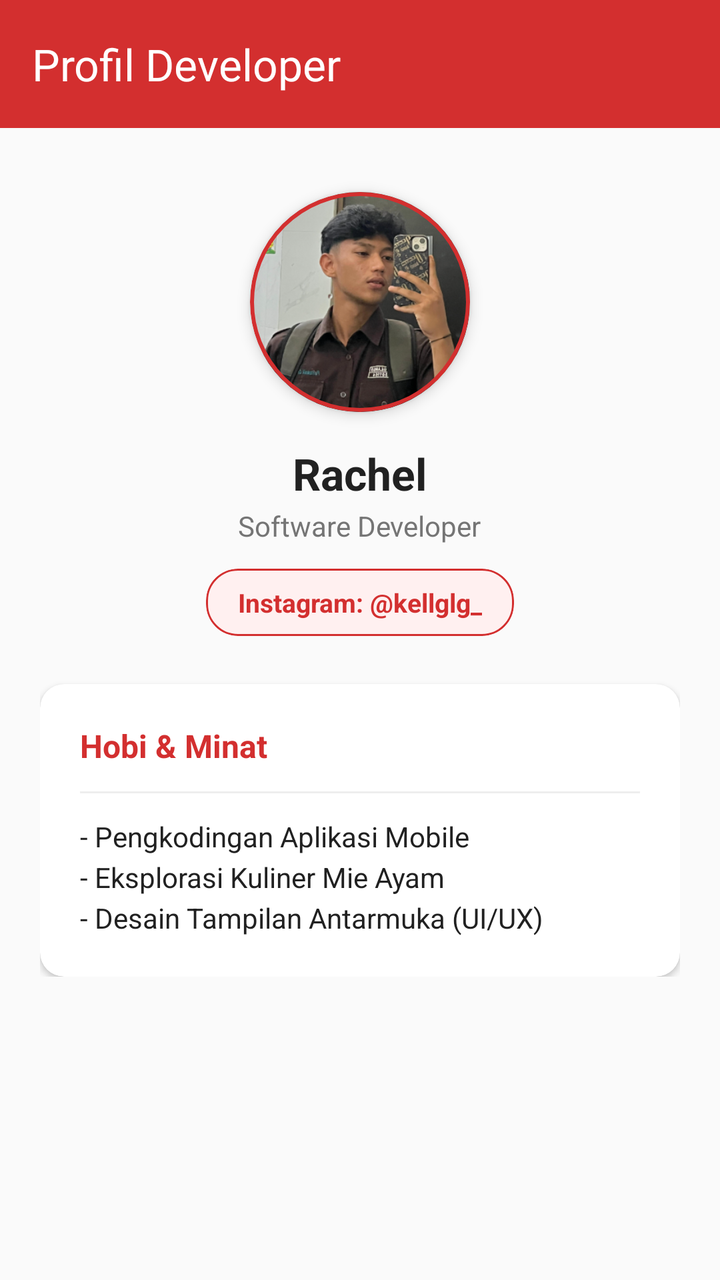
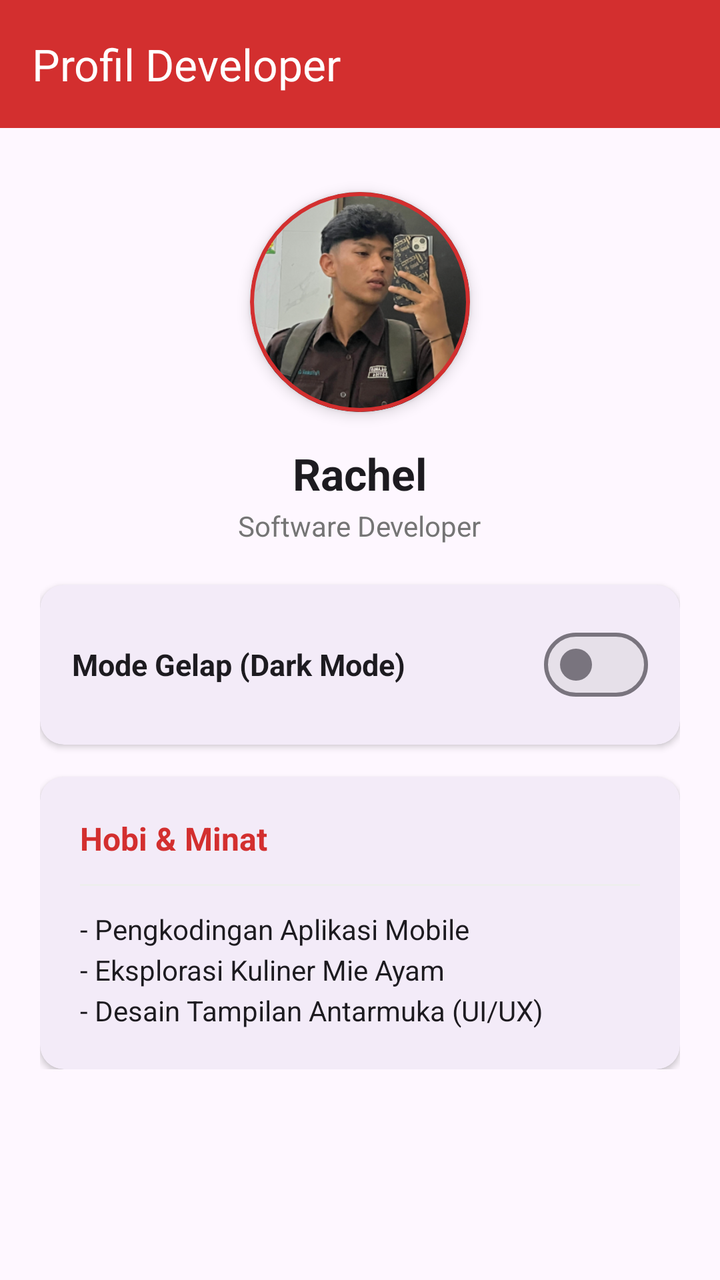

Two renders of the same Android screen: before a commit and after it. Below are the layout's source before the change and the commit's diff.
<!-- AndroidManifest.xml: application theme Theme.SnackRachel -->
<!-- res/layout/fragment_profile.xml -->
<?xml version="1.0" encoding="utf-8"?>
<LinearLayout xmlns:android="http://schemas.android.com/apk/res/android"
    xmlns:app="http://schemas.android.com/apk/res-auto"
    android:layout_width="match_parent"
    android:layout_height="match_parent"
    android:orientation="vertical"
    android:background="@color/background_light">

    
    <com.google.android.material.appbar.MaterialToolbar
        android:layout_width="match_parent"
        android:layout_height="?attr/actionBarSize"
        android:background="@color/primary_color"
        app:title="Profil Developer"
        app:titleTextColor="@android:color/white" />

    <ScrollView
        android:layout_width="match_parent"
        android:layout_height="match_parent"
        android:scrollbars="none">

        <LinearLayout
            android:layout_width="match_parent"
            android:layout_height="wrap_content"
            android:orientation="vertical"
            android:padding="20dp"
            android:gravity="center_horizontal">

            
            <com.google.android.material.card.MaterialCardView
                android:layout_width="110dp"
                android:layout_height="110dp"
                android:layout_marginTop="12dp"
                app:cardCornerRadius="55dp"
                app:cardElevation="4dp"
                app:strokeColor="@color/primary_color"
                app:strokeWidth="2dp">

                <ImageView
                    android:id="@+id/imgProfile"
                    android:layout_width="match_parent"
                    android:layout_height="match_parent"
                    android:src="@drawable/profile"
                    android:scaleType="centerCrop"
                    android:contentDescription="Foto Profil" />
            </com.google.android.material.card.MaterialCardView>

            
            <TextView
                android:layout_width="wrap_content"
                android:layout_height="wrap_content"
                android:text="Rachel"
                android:textSize="22sp"
                android:textStyle="bold"
                android:textColor="@color/text_dark"
                android:layout_marginTop="16dp" />

            <TextView
                android:layout_width="wrap_content"
                android:layout_height="wrap_content"
                android:text="Software Developer"
                android:textSize="14sp"
                android:textColor="#757575"
                android:layout_marginTop="2dp" />

            
            <com.google.android.material.card.MaterialCardView
                android:layout_width="wrap_content"
                android:layout_height="wrap_content"
                android:layout_marginTop="12dp"
                app:cardBackgroundColor="#FFF0F0"
                app:cardCornerRadius="16dp"
                app:cardElevation="0dp"
                app:strokeColor="@color/primary_color"
                app:strokeWidth="1dp">

                <TextView
                    android:layout_width="wrap_content"
                    android:layout_height="wrap_content"
                    android:text="Instagram: @kellglg_"
                    android:textSize="13sp"
                    android:textStyle="bold"
                    android:textColor="@color/primary_color"
                    android:paddingHorizontal="16dp"
                    android:paddingVertical="8dp" />
            </com.google.android.material.card.MaterialCardView>

            
            <com.google.android.material.card.MaterialCardView
                android:layout_width="match_parent"
                android:layout_height="wrap_content"
                android:layout_marginTop="24dp"
                app:cardBackgroundColor="@android:color/white"
                app:cardCornerRadius="12dp"
                app:cardElevation="2dp"
                app:strokeWidth="0dp">

                <LinearLayout
                    android:layout_width="match_parent"
                    android:layout_height="wrap_content"
                    android:orientation="vertical"
                    android:padding="20dp">

                    <TextView
                        android:layout_width="wrap_content"
                        android:layout_height="wrap_content"
                        android:text="Hobi &amp; Minat"
                        android:textSize="16sp"
                        android:textStyle="bold"
                        android:textColor="@color/primary_color" />

                    <View
                        android:layout_width="match_parent"
                        android:layout_height="1dp"
                        android:background="#EEEEEE"
                        android:layout_marginVertical="12dp" />

                    <TextView
                        android:layout_width="match_parent"
                        android:layout_height="wrap_content"
                        android:text="- Pengkodingan Aplikasi Mobile\n- Eksplorasi Kuliner Mie Ayam\n- Desain Tampilan Antarmuka (UI/UX)"
                        android:textSize="14sp"
                        android:textColor="@color/text_dark"
                        android:lineSpacingExtra="4dp" />

                </LinearLayout>
            </com.google.android.material.card.MaterialCardView>

        </LinearLayout>
    </ScrollView>
</LinearLayout>
<!-- resources referenced by this layout -->
<resources>
  <color name="background_light">#FAFAFA</color>
  <color name="primary_color">#D32F2F</color>
  <color name="text_dark">#212121</color>
  <!-- drawable profile: png bitmap (drawable, 137090 bytes) -->
  <style name="Theme.SnackRachel" parent="Base.Theme.SnackRachel" />
  <style name="Base.Theme.SnackRachel" parent="Theme.Material3.DayNight.NoActionBar">
          
          
      </style>
</resources>

<!-- the commit's change to res/layout/fragment_profile.xml (unified diff, before → after) -->
@@ -3,10 +3,8 @@
     xmlns:app="http://schemas.android.com/apk/res-auto"
     android:layout_width="match_parent"
     android:layout_height="match_parent"
-    android:orientation="vertical"
-    android:background="@color/background_light">
+    android:orientation="vertical">
 
-    
     <com.google.android.material.appbar.MaterialToolbar
         android:layout_width="match_parent"
         android:layout_height="?attr/actionBarSize"
@@ -26,7 +24,6 @@
             android:padding="20dp"
             android:gravity="center_horizontal">
 
-            
             <com.google.android.material.card.MaterialCardView
                 android:layout_width="110dp"
                 android:layout_height="110dp"
@@ -45,14 +42,13 @@
                     android:contentDescription="Foto Profil" />
             </com.google.android.material.card.MaterialCardView>
 
-            
             <TextView
                 android:layout_width="wrap_content"
                 android:layout_height="wrap_content"
                 android:text="Rachel"
                 android:textSize="22sp"
                 android:textStyle="bold"
-                android:textColor="@color/text_dark"
+                android:textColor="?attr/colorOnSurface"
                 android:layout_marginTop="16dp" />
 
             <TextView
@@ -65,32 +61,43 @@
 
             
             <com.google.android.material.card.MaterialCardView
-                android:layout_width="wrap_content"
+                android:layout_width="match_parent"
                 android:layout_height="wrap_content"
-                android:layout_marginTop="12dp"
-                app:cardBackgroundColor="#FFF0F0"
-                app:cardCornerRadius="16dp"
-                app:cardElevation="0dp"
-                app:strokeColor="@color/primary_color"
-                app:strokeWidth="1dp">
+                android:layout_marginTop="20dp"
+                app:cardBackgroundColor="?attr/colorSurface"
+                app:cardCornerRadius="12dp"
+                app:cardElevation="2dp"
+                app:strokeWidth="0dp">
 
-                <TextView
-                    android:layout_width="wrap_content"
+                <LinearLayout
+                    android:layout_width="match_parent"
                     android:layout_height="wrap_content"
-                    android:text="Instagram: @kellglg_"
-                    android:textSize="13sp"
-                    android:textStyle="bold"
-                    android:textColor="@color/primary_color"
-                    android:paddingHorizontal="16dp"
-                    android:paddingVertical="8dp" />
+                    android:orientation="horizontal"
+                    android:padding="16dp"
+                    android:gravity="center_vertical">
+
+                    <TextView
+                        android:layout_width="0dp"
+                        android:layout_height="wrap_content"
+                        android:layout_weight="1"
+                        android:text="Mode Gelap (Dark Mode)"
+                        android:textSize="15sp"
+                        android:textStyle="bold"
+                        android:textColor="?attr/colorOnSurface" />
+
+                    <com.google.android.material.materialswitch.MaterialSwitch
+                        android:id="@+id/switchDarkMode"
+                        android:layout_width="wrap_content"
+                        android:layout_height="wrap_content" />
+                </LinearLayout>
             </com.google.android.material.card.MaterialCardView>
 
             
             <com.google.android.material.card.MaterialCardView
                 android:layout_width="match_parent"
                 android:layout_height="wrap_content"
-                android:layout_marginTop="24dp"
-                app:cardBackgroundColor="@android:color/white"
+                android:layout_marginTop="16dp"
+                app:cardBackgroundColor="?attr/colorSurface"
                 app:cardCornerRadius="12dp"
                 app:cardElevation="2dp"
                 app:strokeWidth="0dp">
@@ -120,7 +127,7 @@
                         android:layout_height="wrap_content"
                         android:text="- Pengkodingan Aplikasi Mobile\n- Eksplorasi Kuliner Mie Ayam\n- Desain Tampilan Antarmuka (UI/UX)"
                         android:textSize="14sp"
-                        android:textColor="@color/text_dark"
+                        android:textColor="?attr/colorOnSurface"
                         android:lineSpacingExtra="4dp" />
 
                 </LinearLayout>
<!-- resource entries referenced after the edit -->
@@ -1,8 +1,6 @@
 <!-- resources referenced by this layout -->
 <resources>
-  <color name="background_light">#FAFAFA</color>
   <color name="primary_color">#D32F2F</color>
-  <color name="text_dark">#212121</color>
   <!-- drawable profile: png bitmap (drawable, 137090 bytes) -->
   <style name="Theme.SnackRachel" parent="Base.Theme.SnackRachel" />
   <style name="Base.Theme.SnackRachel" parent="Theme.Material3.DayNight.NoActionBar">
